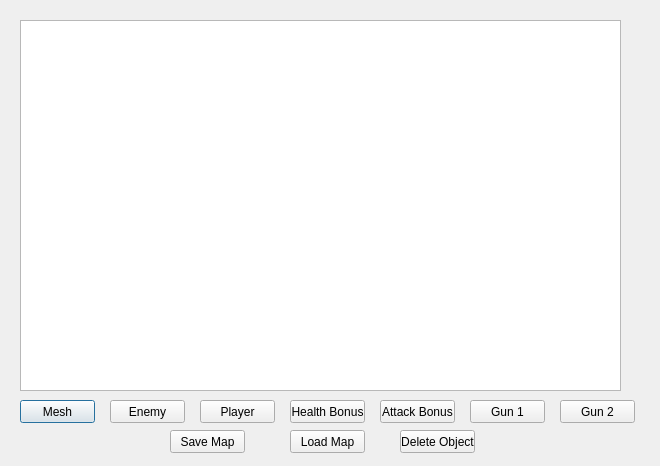
Qt form levelconstructor.ui (AraftenyMax/Arcade) before a commit.
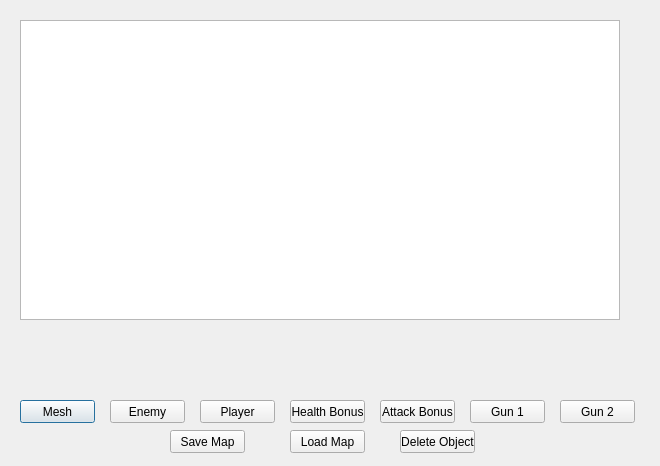
The same form after that commit.

```diff
--- a/levelconstructor.ui
+++ b/levelconstructor.ui
@@ -18,8 +18,8 @@
     <rect>
      <x>20</x>
      <y>20</y>
-     <width>601</width>
-     <height>371</height>
+     <width>600</width>
+     <height>300</height>
     </rect>
    </property>
   </widget>
```
